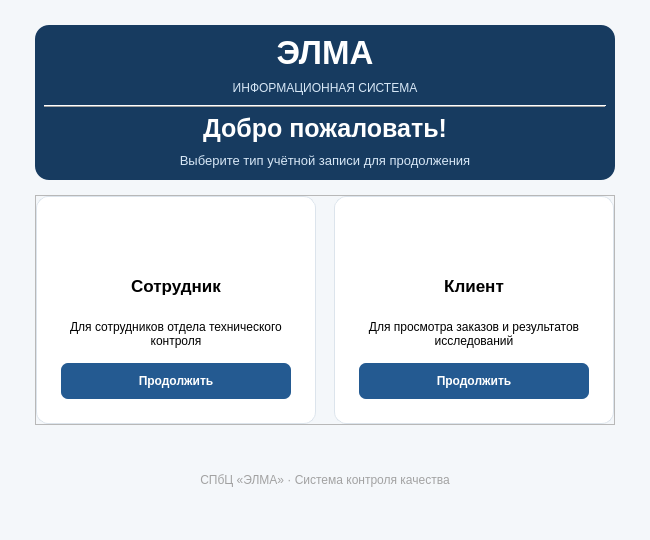
First picture: the form in ui/choose_login.ui, repository slavkkinns-ux/IS-OTK-ELMA, before the edit.
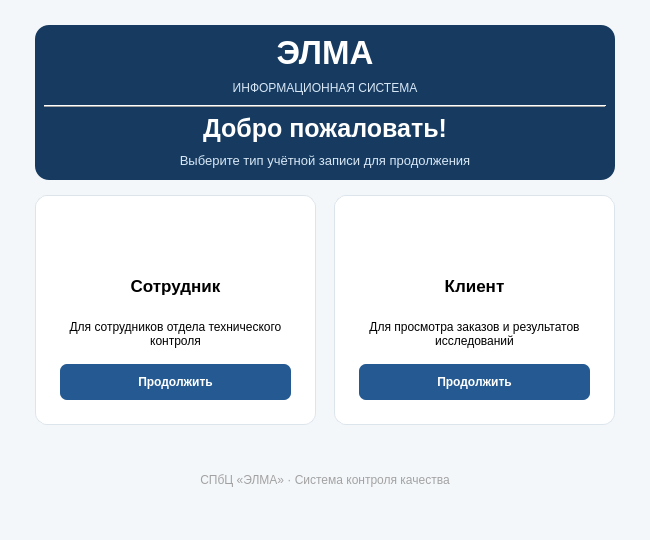
Second picture: the form after the edit. Icons and pictures are not drawn.

```diff
--- a/ui/choose_login.ui
+++ b/ui/choose_login.ui
@@ -209,7 +209,7 @@
         </size>
        </property>
        <property name="frameShape">
-        <enum>QFrame::StyledPanel</enum>
+        <enum>QFrame::NoFrame</enum>
        </property>
        <property name="frameShadow">
         <enum>QFrame::Raised</enum>
```
